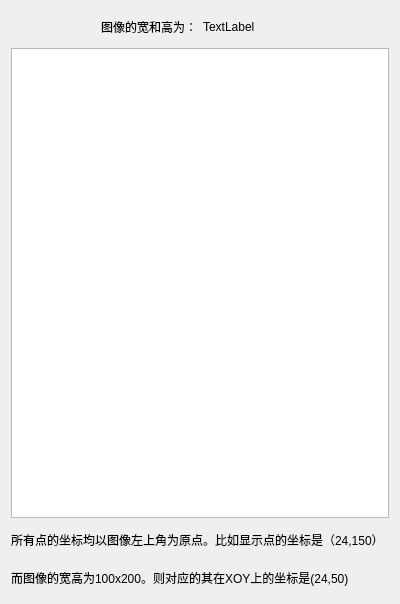
This is dots.ui in Cat7102/Get-Boundary as Qt 5 draws it before an edit. The edited form follows.
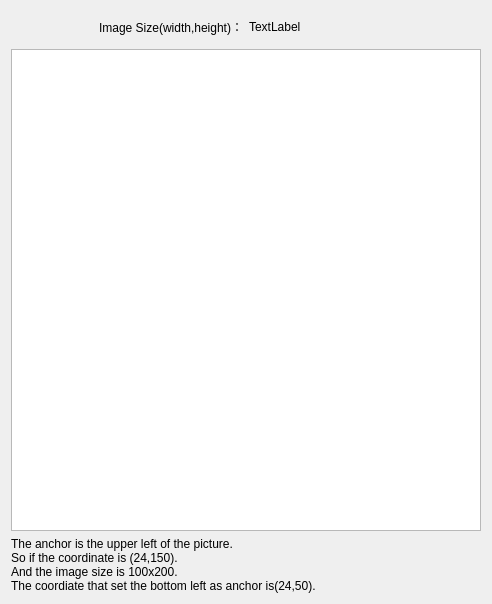
This is the edited form.

What changed in the file:
```diff
--- a/dots.ui
+++ b/dots.ui
@@ -6,7 +6,7 @@
    <rect>
     <x>0</x>
     <y>0</y>
-    <width>400</width>
+    <width>492</width>
     <height>604</height>
    </rect>
   </property>
@@ -21,13 +21,13 @@
   </property>
   <layout class="QVBoxLayout" name="verticalLayout_2">
    <item>
-    <layout class="QVBoxLayout" name="verticalLayout" stretch="1,15,1,1">
+    <layout class="QVBoxLayout" name="verticalLayout" stretch="1,15,1">
      <item>
       <layout class="QHBoxLayout" name="horizontalLayout" stretch="0,0">
        <item>
         <widget class="QLabel" name="label">
          <property name="text">
-          <string>图像的宽和高为：</string>
+          <string>Image Size(width,height)：</string>
          </property>
          <property name="alignment">
           <set>Qt::AlignRight|Qt::AlignTrailing|Qt::AlignVCenter</set>
@@ -49,14 +49,10 @@
      <item>
       <widget class="QLabel" name="label_3">
        <property name="text">
-        <string>所有点的坐标均以图像左上角为原点。比如显示点的坐标是（24,150）</string>
-       </property>
-      </widget>
-     </item>
-     <item>
-      <widget class="QLabel" name="label_4">
-       <property name="text">
-        <string>而图像的宽高为100x200。则对应的其在XOY上的坐标是(24,50)</string>
+        <string>The anchor is the upper left of the picture.
+So if the coordinate is (24,150).
+And the image size is 100x200.
+The coordiate that set the bottom left as anchor is(24,50).</string>
        </property>
       </widget>
      </item>
```
